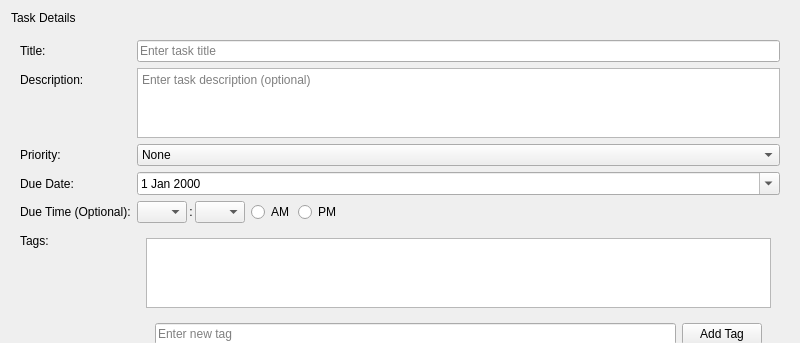
Above: ui/designs/task_edit_dialog.ui from Jacfogel/MHM before the change; both pictures show x 0 to 800 and y 0 to 343 of the 800 by 713 pixel window. Below: the same form after it.
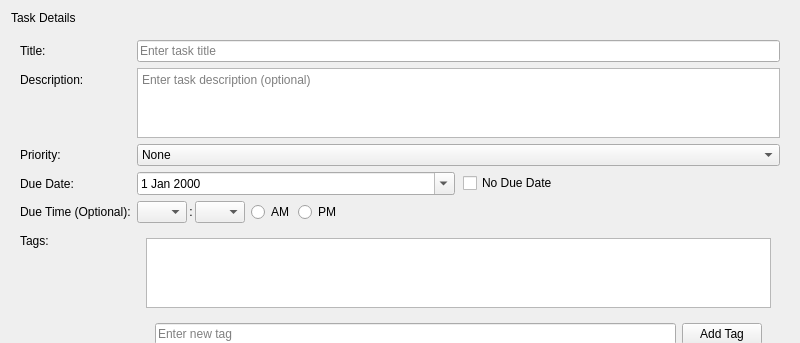
That is the form after the change.

Patch:
```diff
--- a/ui/designs/task_edit_dialog.ui
+++ b/ui/designs/task_edit_dialog.ui
@@ -106,10 +106,38 @@
        </widget>
       </item>
       <item row="3" column="1">
+       <widget class="QWidget" name="widget_due_date_container" native="true">
+        <layout class="QHBoxLayout" name="horizontalLayout_due_date">
+         <property name="spacing">
+          <number>8</number>
+         </property>
+         <property name="leftMargin">
+          <number>0</number>
+         </property>
+         <property name="topMargin">
+          <number>0</number>
+         </property>
+         <property name="rightMargin">
+          <number>0</number>
+         </property>
+         <property name="bottomMargin">
+          <number>0</number>
+         </property>
+         <item>
        <widget class="QDateEdit" name="dateEdit_task_due_date">
         <property name="calendarPopup">
          <bool>true</bool>
         </property>
+          </widget>
+         </item>
+         <item>
+          <widget class="QCheckBox" name="checkBox_no_due_date">
+           <property name="text">
+            <string>No Due Date</string>
+           </property>
+          </widget>
+         </item>
+        </layout>
        </widget>
       </item>
       <item row="4" column="0">
```
Lines whose indentation alone changed are shown as unchanged.
